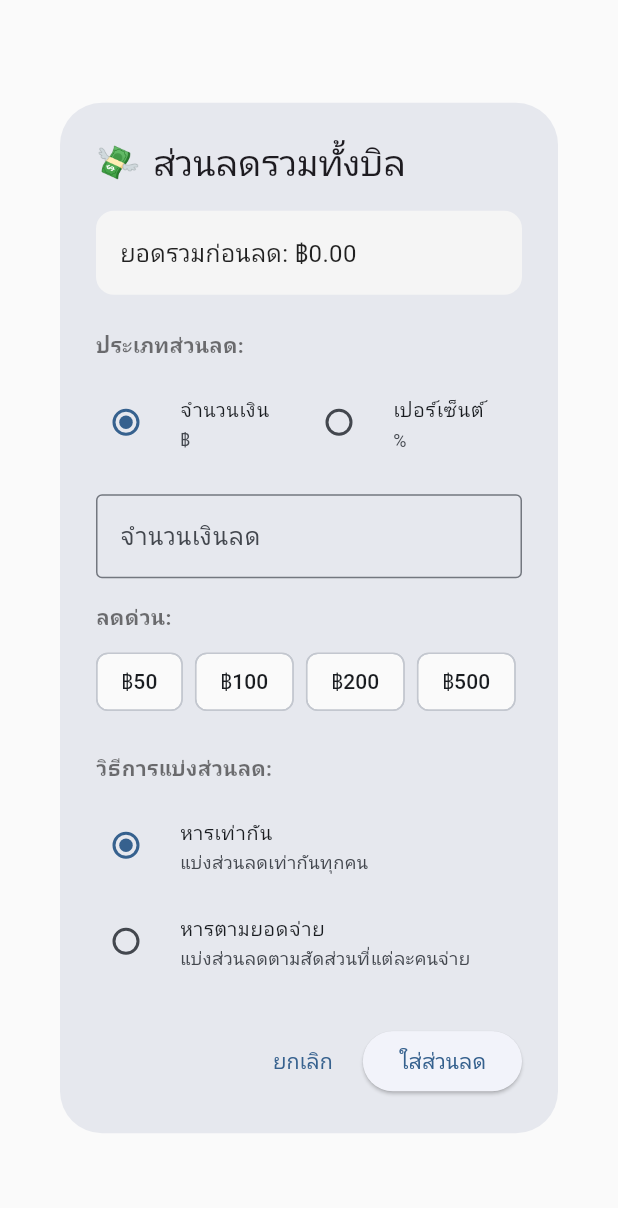
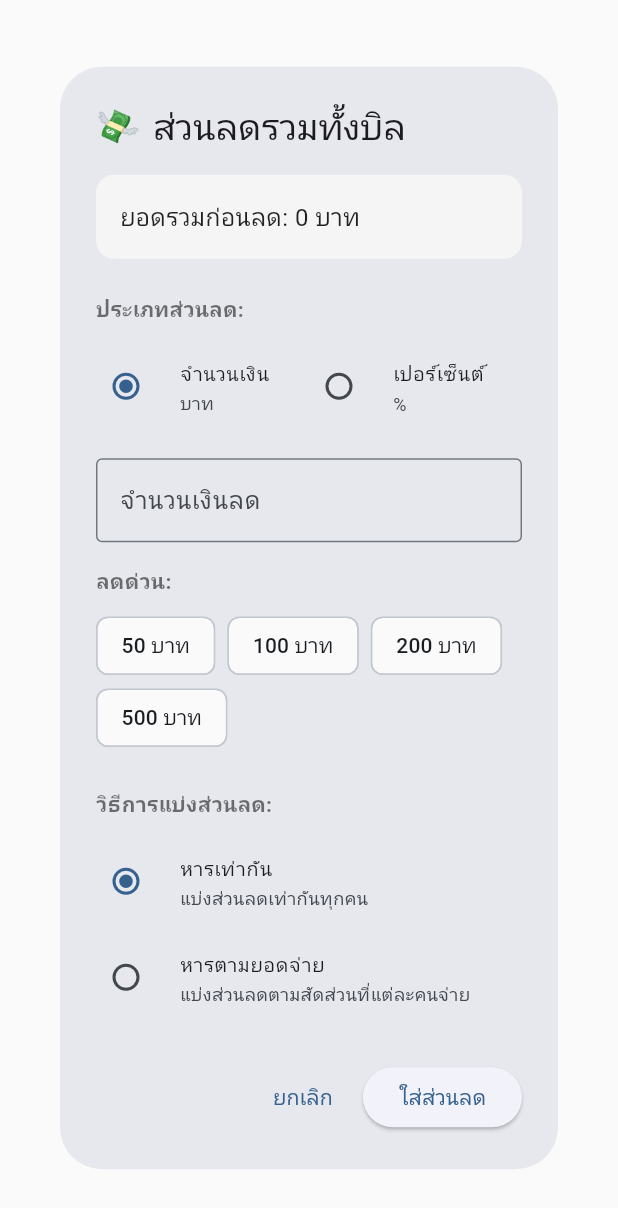
Before and after one commit to totowolf2/vibe-split-mates, a Flutter app: the GlobalDiscountDialog widget shown alone on an empty page, opened directly with empty values, on a phone screen of 412 x 824 dp. Shown: the top 1208 px of the screen. Run offline on Flutter 3.47's test engine with Material 3 defaults, Android fonts, the phone set to English and light mode, and no system bars; our stand-ins replace emoji_picker_flutter, google_fonts, image_picker, permission_handler, shared_preferences; missing offline and left inert: gal, google_mlkit_text_recognition; accounts and stored records are empty.

Commit message:
feat: Changed the display UI of the list of

```diff
--- a/lib/utils/constants.dart
+++ b/lib/utils/constants.dart
@@ -38,7 +38,8 @@ class AppConstants {
   static const double maxSwipeDistance = 100.0;
 
   // Currency formatting
-  static const String currencySymbol = '฿'; // Thai Baht
+  static const String currencySymbol = '฿'; // Thai Baht (for internal use)
+  static const String currencyText = 'บาท'; // Thai text for display
   static const String currencyCode = 'THB';
 
   // Shared Preferences Keys
--- a/lib/widgets/global_discount_dialog.dart
+++ b/lib/widgets/global_discount_dialog.dart
@@ -109,18 +109,18 @@ class _GlobalDiscountDialogState extends State<GlobalDiscountDialog> {
                   crossAxisAlignment: CrossAxisAlignment.start,
                   children: [
                     Text(
-                      'ยอดรวมก่อนลด: ${AppConstants.currencySymbol}${widget.billSubtotal.toStringAsFixed(2)}',
+                      'ยอดรวมก่อนลด: ${widget.billSubtotal.toStringAsFixed(0)} ${AppConstants.currencyText}',
                       style: AppTextStyles.bodyStyle,
                     ),
                     if (_previewDiscountAmount > 0) ...[
                       Text(
-                        'ส่วนลดรวม: ${AppConstants.currencySymbol}${_previewDiscountAmount.toStringAsFixed(2)}',
+                        'ส่วนลดรวม: ${_previewDiscountAmount.toStringAsFixed(0)} ${AppConstants.currencyText}',
                         style: AppTextStyles.captionStyle.copyWith(
                           color: Colors.red.shade600,
                         ),
                       ),
                       Text(
-                        'ยอดสุทธิ: ${AppConstants.currencySymbol}${_previewTotal.toStringAsFixed(2)}',
+                        'ยอดสุทธิ: ${_previewTotal.toStringAsFixed(0)} ${AppConstants.currencyText}',
                         style: AppTextStyles.priceStyle.copyWith(
                           color: Colors.green.shade600,
                           fontWeight: FontWeight.bold,
@@ -147,7 +147,7 @@ class _GlobalDiscountDialogState extends State<GlobalDiscountDialog> {
                   Expanded(
                     child: RadioListTile<DiscountType>(
                       title: const Text('จำนวนเงิน'),
-                      subtitle: Text(AppConstants.currencySymbol),
+                      subtitle: Text(AppConstants.currencyText),
                       value: DiscountType.amount,
                       groupValue: _discountType,
                       onChanged: (value) {
@@ -193,7 +193,7 @@ class _GlobalDiscountDialogState extends State<GlobalDiscountDialog> {
                       : '100.00',
                   border: const OutlineInputBorder(),
                   prefixText: _discountType == DiscountType.amount
-                      ? AppConstants.currencySymbol
+                      ? '${AppConstants.currencyText} '
                       : null,
                   suffixText: _discountType == DiscountType.percentage
                       ? '%'
@@ -247,7 +247,7 @@ class _GlobalDiscountDialogState extends State<GlobalDiscountDialog> {
                       }).toList()
                     : [50, 100, 200, 500].map((amount) {
                         return ActionChip(
-                          label: Text('${AppConstants.currencySymbol}$amount'),
+                          label: Text('$amount ${AppConstants.currencyText}'),
                           onPressed: () {
                             _valueController.text = amount.toString();
                             setState(() {});
--- a/lib/widgets/ocr_results_dialog.dart
+++ b/lib/widgets/ocr_results_dialog.dart
@@ -306,7 +306,7 @@ class _OCRResultsDialogState extends State<OCRResultsDialog> {
                                         ),
                                         const SizedBox(width: 8),
                                         Text(
-                                          '${AppConstants.currencySymbol}${item.price.toStringAsFixed(2)}',
+                                          '${item.price.toStringAsFixed(0)} ${AppConstants.currencyText}',
                                           style: AppTextStyles.priceStyle.copyWith(
                                             fontWeight: FontWeight.bold,
                                           ),
@@ -561,7 +561,7 @@ class _EditItemDialogState extends State<_EditItemDialog> {
               TextFormField(
                 controller: _priceController,
                 decoration: InputDecoration(
-                  labelText: 'ราคา (${AppConstants.currencySymbol})',
+                  labelText: 'ราคา (${AppConstants.currencyText})',
                   border: const OutlineInputBorder(),
                 ),
                 keyboardType: const TextInputType.numberWithOptions(
```
Also changed, not shown: lib/main.dart (+5 -5 lines), lib/widgets/add_item_dialog.dart (+4 -4 lines), lib/widgets/item_card.dart (+38 -58 lines), 1 other file.
